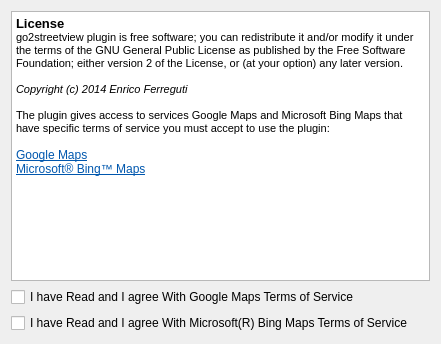
Above: ui_go2streetviewLicense.ui from enricofer/go2streetview before the change. Below: the same form after it.
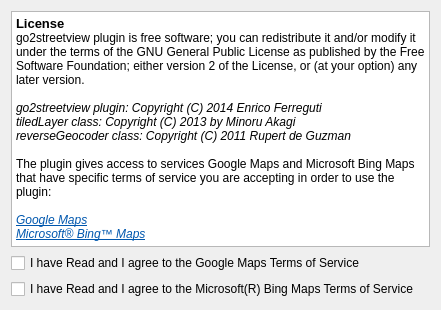
That is the form after the change.

Patch:
```diff
--- a/ui_go2streetviewLicense.ui
+++ b/ui_go2streetviewLicense.ui
@@ -7,7 +7,7 @@
     <x>0</x>
     <y>0</y>
     <width>441</width>
-    <height>344</height>
+    <height>310</height>
    </rect>
   </property>
   <property name="windowTitle">
@@ -21,29 +21,31 @@
 &lt;html&gt;&lt;head&gt;&lt;meta name=&quot;qrichtext&quot; content=&quot;1&quot; /&gt;&lt;style type=&quot;text/css&quot;&gt;
 p, li { white-space: pre-wrap; }
 &lt;/style&gt;&lt;/head&gt;&lt;body style=&quot; font-family:'MS Shell Dlg 2'; font-size:8.25pt; font-weight:400; font-style:normal;&quot;&gt;
-&lt;p style=&quot; margin-top:0px; margin-bottom:0px; margin-left:0px; margin-right:0px; -qt-block-indent:0; text-indent:0px;&quot;&gt;&lt;span style=&quot; font-size:10pt; font-weight:600;&quot;&gt;License&lt;/span&gt;&lt;/p&gt;
-&lt;p style=&quot; margin-top:0px; margin-bottom:0px; margin-left:0px; margin-right:0px; -qt-block-indent:0; text-indent:0px;&quot;&gt;&lt;span style=&quot; font-size:8pt;&quot;&gt;go2streetview plugin is free software; you can redistribute it and/or modify it under the terms of the GNU General Public License as published by the Free Software Foundation; either version 2 of the License, or (at your option) any later version.&lt;/span&gt;&lt;/p&gt;
-&lt;p style=&quot;-qt-paragraph-type:empty; margin-top:0px; margin-bottom:0px; margin-left:0px; margin-right:0px; -qt-block-indent:0; text-indent:0px; font-size:8pt;&quot;&gt;&lt;br /&gt;&lt;/p&gt;
-&lt;p style=&quot; margin-top:0px; margin-bottom:0px; margin-left:0px; margin-right:0px; -qt-block-indent:0; text-indent:0px;&quot;&gt;&lt;span style=&quot; font-size:8pt; font-style:italic;&quot;&gt;Copyright (c) 2014 Enrico Ferreguti&lt;/span&gt;&lt;/p&gt;
-&lt;p style=&quot;-qt-paragraph-type:empty; margin-top:0px; margin-bottom:0px; margin-left:0px; margin-right:0px; -qt-block-indent:0; text-indent:0px; font-size:8pt;&quot;&gt;&lt;br /&gt;&lt;/p&gt;
-&lt;p style=&quot; margin-top:0px; margin-bottom:0px; margin-left:0px; margin-right:0px; -qt-block-indent:0; text-indent:0px;&quot;&gt;&lt;span style=&quot; font-size:8pt;&quot;&gt;The plugin gives access to services Google Maps and Microsoft Bing Maps that have specific terms of service you must accept to use the plugin:&lt;/span&gt;&lt;/p&gt;
-&lt;p style=&quot;-qt-paragraph-type:empty; margin-top:0px; margin-bottom:0px; margin-left:0px; margin-right:0px; -qt-block-indent:0; text-indent:0px; font-size:8pt;&quot;&gt;&lt;br /&gt;&lt;/p&gt;
-&lt;p style=&quot; margin-top:0px; margin-bottom:0px; margin-left:0px; margin-right:0px; -qt-block-indent:0; text-indent:0px;&quot;&gt;&lt;a href=&quot;https://developers.google.com/maps/terms&quot;&gt;&lt;span style=&quot; font-family:'Ubuntu'; font-size:9pt; text-decoration: underline; color:#0057ae;&quot;&gt;Google Maps&lt;/span&gt;&lt;/a&gt;&lt;span style=&quot; font-size:8pt;&quot;&gt; &lt;/span&gt;&lt;/p&gt;
-&lt;p style=&quot; margin-top:0px; margin-bottom:0px; margin-left:0px; margin-right:0px; -qt-block-indent:0; text-indent:0px;&quot;&gt;&lt;a href=&quot;http://www.microsoft.com/maps/product/terms.html&quot;&gt;&lt;span style=&quot; font-family:'Ubuntu'; font-size:9pt; text-decoration: underline; color:#0057ae;&quot;&gt;Microsoft® Bing™ Maps&lt;/span&gt;&lt;/a&gt;&lt;/p&gt;&lt;/body&gt;&lt;/html&gt;</string>
+&lt;p style=&quot; margin-top:0px; margin-bottom:0px; margin-left:0px; margin-right:0px; -qt-block-indent:0; text-indent:0px;&quot;&gt;&lt;span style=&quot; font-family:'Ubuntu'; font-size:10pt; font-weight:600;&quot;&gt;License&lt;/span&gt;&lt;/p&gt;
+&lt;p style=&quot; margin-top:0px; margin-bottom:0px; margin-left:0px; margin-right:0px; -qt-block-indent:0; text-indent:0px;&quot;&gt;&lt;span style=&quot; font-family:'Ubuntu'; font-size:9pt;&quot;&gt;go2streetview plugin is free software; you can redistribute it and/or modify it under the terms of the GNU General Public License as published by the Free Software Foundation; either version 2 of the License, or (at your option) any later version.&lt;/span&gt;&lt;/p&gt;
+&lt;p style=&quot;-qt-paragraph-type:empty; margin-top:0px; margin-bottom:0px; margin-left:0px; margin-right:0px; -qt-block-indent:0; text-indent:0px; font-family:'Ubuntu'; font-size:9pt;&quot;&gt;&lt;br /&gt;&lt;/p&gt;
+&lt;p style=&quot; margin-top:0px; margin-bottom:0px; margin-left:0px; margin-right:0px; -qt-block-indent:0; text-indent:0px;&quot;&gt;&lt;span style=&quot; font-family:'Ubuntu'; font-size:9pt; font-style:italic;&quot;&gt;go2streetview plugin: Copyright (C) 2014 Enrico Ferreguti&lt;/span&gt;&lt;/p&gt;
+&lt;p style=&quot; margin-top:0px; margin-bottom:0px; margin-left:0px; margin-right:0px; -qt-block-indent:0; text-indent:0px;&quot;&gt;&lt;span style=&quot; font-family:'Ubuntu'; font-size:9pt; font-style:italic;&quot;&gt;tiledLayer class: Copyright (C) 2013 by Minoru Akagi&lt;/span&gt;&lt;/p&gt;
+&lt;p style=&quot; margin-top:0px; margin-bottom:0px; margin-left:0px; margin-right:0px; -qt-block-indent:0; text-indent:0px;&quot;&gt;&lt;span style=&quot; font-family:'Ubuntu'; font-size:9pt; font-style:italic;&quot;&gt;reverseGeocoder class: Copyright (C) 2011 Rupert de Guzman&lt;/span&gt;&lt;/p&gt;
+&lt;p style=&quot;-qt-paragraph-type:empty; margin-top:0px; margin-bottom:0px; margin-left:0px; margin-right:0px; -qt-block-indent:0; text-indent:0px; font-family:'Ubuntu'; font-size:9pt;&quot;&gt;&lt;br /&gt;&lt;/p&gt;
+&lt;p style=&quot; margin-top:0px; margin-bottom:0px; margin-left:0px; margin-right:0px; -qt-block-indent:0; text-indent:0px;&quot;&gt;&lt;span style=&quot; font-family:'Ubuntu'; font-size:9pt;&quot;&gt;The plugin gives access to services Google Maps and Microsoft Bing Maps that have specific terms of service you are accepting in order to use the plugin:&lt;/span&gt;&lt;/p&gt;
+&lt;p style=&quot;-qt-paragraph-type:empty; margin-top:0px; margin-bottom:0px; margin-left:0px; margin-right:0px; -qt-block-indent:0; text-indent:0px; font-family:'Ubuntu'; font-size:9pt;&quot;&gt;&lt;br /&gt;&lt;/p&gt;
+&lt;p style=&quot; margin-top:0px; margin-bottom:0px; margin-left:0px; margin-right:0px; -qt-block-indent:0; text-indent:0px;&quot;&gt;&lt;a href=&quot;https://developers.google.com/maps/terms&quot;&gt;&lt;span style=&quot; font-family:'Ubuntu'; font-size:9pt; font-style:italic; text-decoration: underline; color:#0057ae;&quot;&gt;Google Maps&lt;/span&gt;&lt;/a&gt;&lt;span style=&quot; font-family:'Ubuntu'; font-size:9pt; font-style:italic;&quot;&gt; &lt;/span&gt;&lt;/p&gt;
+&lt;p style=&quot; margin-top:0px; margin-bottom:0px; margin-left:0px; margin-right:0px; -qt-block-indent:0; text-indent:0px;&quot;&gt;&lt;a href=&quot;http://www.microsoft.com/maps/product/terms.html&quot;&gt;&lt;span style=&quot; font-family:'Ubuntu'; font-size:9pt; font-style:italic; text-decoration: underline; color:#0057ae;&quot;&gt;Microsoft® Bing™ Maps&lt;/span&gt;&lt;/a&gt;&lt;/p&gt;&lt;/body&gt;&lt;/html&gt;</string>
      </property>
     </widget>
    </item>
    <item>
     <widget class="QCheckBox" name="checkGoogle">
      <property name="text">
-      <string>I have Read and I agree With Google Maps Terms of Service</string>
+      <string>I have Read and I agree to the Google Maps Terms of Service</string>
      </property>
     </widget>
    </item>
    <item>
     <widget class="QCheckBox" name="checkBing">
      <property name="text">
-      <string>I have Read and I agree With Microsoft(R) Bing Maps Terms of Service</string>
+      <string>I have Read and I agree to the Microsoft(R) Bing Maps Terms of Service</string>
      </property>
     </widget>
    </item>
```
